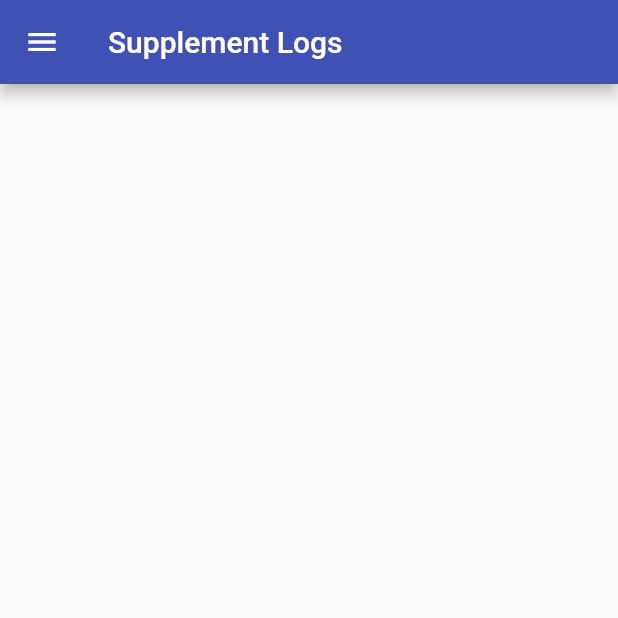
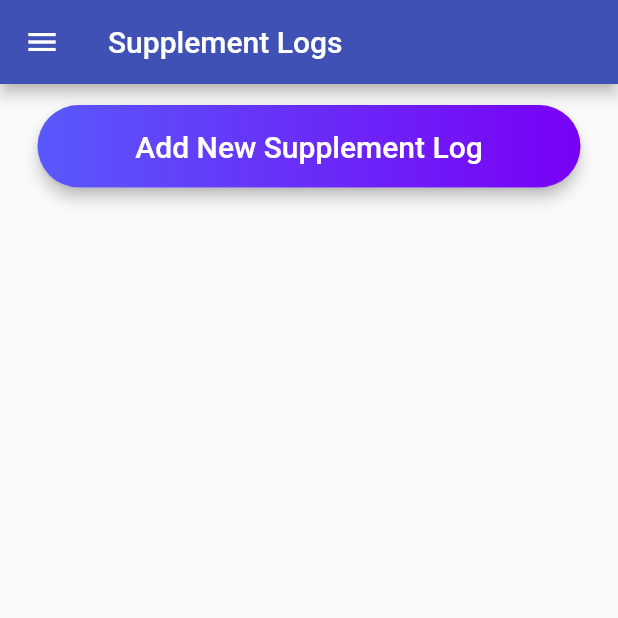
Before and after one commit to jeffshek/betterself-flutter, a Flutter app: the SupplementLogListScreen screen opened by its route, on a phone screen of 412 x 824 dp, the top half of it. Run offline on Flutter 3.47's test engine with Material 2 defaults, Android fonts, the phone set to English and light mode, and no system bars; drawn by our look-alikes of pull_to_refresh; our stand-ins replace flushbar, flutter_form_builder, flutter_icons, flutter_mobx, shared_preferences; accounts and stored records are empty; network calls fail.

Commit message:
Getting Closer to Basic MVP

```diff
--- a/lib/Supplement/SupplementAddScreen.dart
+++ b/lib/Supplement/SupplementAddScreen.dart
@@ -1,3 +1,5 @@
+import 'dart:developer';
+
 import 'package:betterself_flutter/api/resources.dart';
 import 'package:betterself_flutter/components/AppButton.dart';
 import 'package:betterself_flutter/components/Drawer.dart';
@@ -52,12 +54,16 @@ class _SupplementAddScreenState extends State<SupplementAddScreen> {
                         supplement.notes = currentStateValues['notes'];
 
                         try {
-                          supplement = await createSupplement(supplement, context);
-                          final message = "${supplement.name} has been created!";
-                          pushSupplementDetails(supplement, context);
+                          supplement =
+                              await createSupplement(supplement, context);
+                          final message =
+                              "${supplement.name} has been created!";
+
+                          pushSupplementRouteDetails(supplement, context);
                           getSuccessSnackbarNotification(context, message);
+
                         } catch (err) {
-
+                          log("Error Occurred When Making Supplement $supplement.name");
                         }
 
                         FocusManager.instance.primaryFocus.unfocus();
--- a/lib/Supplement/SupplementDetailScreen.dart
+++ b/lib/Supplement/SupplementDetailScreen.dart
@@ -69,7 +69,7 @@ class _SupplementDetailScreenState extends State<SupplementDetailScreen> {
                     NarrowButton(
                       textContent: "Add New Log",
                       onPressed: () {
-                        pushSupplementLogAddDetails(widget.supplement, context);
+                        pushSupplementLogRouteAddDetails(widget.supplement, context);
                       },
                     ),
                   ],
--- a/lib/Supplement/SupplementListScreen.dart
+++ b/lib/Supplement/SupplementListScreen.dart
@@ -77,7 +77,7 @@ class _SupplementListScreenState extends State<SupplementListScreen> {
   Widget build(BuildContext context) {
     return Scaffold(
       appBar: AppBar(
-        title: const Text('Supplements'),
+        title: const Text(TitleConstants.SUPPLEMENTS),
       ),
       drawer: getDrawer(context),
       body: SmartRefresher(
--- a/lib/SupplementLog/SupplementLogListScreen.dart
+++ b/lib/SupplementLog/SupplementLogListScreen.dart
@@ -3,6 +3,7 @@ import 'package:betterself_flutter/components/AppButton.dart';
 import 'package:betterself_flutter/components/Drawer.dart';
 import 'package:betterself_flutter/components/PaddingDefaults.dart';
 import 'package:betterself_flutter/components/TextComponents.dart';
+import 'package:betterself_flutter/constants/route_constants.dart';
 import 'package:betterself_flutter/constants/title_constants.dart';
 import 'package:betterself_flutter/models/SupplementLog.dart';
 import 'package:flutter/material.dart';
@@ -42,7 +43,9 @@ class _SupplementLogListScreenState extends State<SupplementLogListScreen> {
   Widget getNewSupplementLogButton() {
     return WideAppButton(
       textContent: TitleConstants.ADD_NEW_SUPPLEMENT_LOG,
-      onPressed: () {},
+      onPressed: () {
+        Navigator.pushNamed(context, RouteConstants.SUPPLEMENT_LOG_CHOOSE_ADD_SUPPLEMENT_ROUTE);
+      },
     );
   }
 
@@ -71,10 +74,8 @@ class _SupplementLogListScreenState extends State<SupplementLogListScreen> {
   }
 
   Widget _renderSupplementLog(SupplementLog supplementLog) {
-    var timeFormatted = supplementLog.time.toIso8601String();
     var localTimeFormatted = supplementLog.time.toLocal();
-
-    var localTimeDateFormat = DateFormat("hh:mm a").format(localTimeFormatted);
+    var localTimeDateFormat = DateFormat(DateTimeFormatConstants.DAILY_HOUR_LABEL).format(localTimeFormatted);
 
     var quantity = double.parse(supplementLog.quantity);
     var quantityLabel = quantity.toStringAsFixed(0);
@@ -99,7 +100,7 @@ class _SupplementLogListScreenState extends State<SupplementLogListScreen> {
   Widget _renderSupplementDateIndex(DateTime index) {
     // var localTimeDateFormat = DateFormat("yyyy-MM-dd hh:mm a").format(index);
     // var localTimeDateFormat = DateFormat("yyyy-MM-dd").format(index);
-    var localTimeDateFormat = DateFormat('EEE, MMM d, ' 'yyyy').format(index);
+    var localTimeDateFormat = DateFormat(DateTimeFormatConstants.WEEKDAY_MONTH_DAY_YEAR).format(index);
 
     // all of the supplements that occurred on this date
     var indexSupplementLogs = this._supplementLogsIndex[index];
@@ -111,7 +112,6 @@ class _SupplementLogListScreenState extends State<SupplementLogListScreen> {
         headerText(localTimeDateFormat),
         SizedBox(height: 5),
         for (SupplementLog supplementLog in indexSupplementLogs)
-        // for (SupplementLog supplementLog in indexSupplementLogs.sublist(0,5))
           _renderSupplementLog(supplementLog),
         SizedBox(height: 25),
       ],
@@ -122,7 +122,7 @@ class _SupplementLogListScreenState extends State<SupplementLogListScreen> {
   Widget build(BuildContext context) {
     return Scaffold(
       appBar: AppBar(
-        title: const Text('Supplement Logs'),
+        title: const Text(TitleConstants.SUPPLEMENT_LOGS),
       ),
       drawer: getDrawer(context),
       body: SmartRefresher(
@@ -137,6 +137,7 @@ class _SupplementLogListScreenState extends State<SupplementLogListScreen> {
                 child: Column(
                   crossAxisAlignment: CrossAxisAlignment.start,
                   children: <Widget>[
+                    getNewSupplementLogButton(),
                     SizedBox(height: 15),
                     for (DateTime index in _supplementLogsIndex.keys)
                       _renderSupplementDateIndex(index),
--- a/lib/components/Drawer.dart
+++ b/lib/components/Drawer.dart
@@ -1,4 +1,3 @@
-import 'package:betterself_flutter/SupplementLog/SupplementLogAddScreen.dart';
 import 'package:betterself_flutter/constants/route_constants.dart';
 import 'package:betterself_flutter/constants/title_constants.dart';
 import 'package:flutter/material.dart';
@@ -30,7 +29,7 @@ Widget getDrawer(context) {
         ),
         ListTile(
           leading: Icon(MaterialCommunityIcons.login),
-          title: Text('Login'),
+          title: Text(TitleConstants.LOGIN),
           onTap: () {
             Navigator.pushNamed(
               context,
@@ -40,7 +39,7 @@ Widget getDrawer(context) {
         ),
         ListTile(
           leading: Icon(MaterialCommunityIcons.pill),
-          title: Text('Supplements'),
+          title: Text(TitleConstants.SUPPLEMENTS),
           onTap: () {
             Navigator.pushNamed(
               context,
@@ -60,7 +59,7 @@ Widget getDrawer(context) {
         ),
         ListTile(
           leading: Icon(MaterialCommunityIcons.calendar_check),
-          title: Text('Supplement Logs'),
+          title: Text(TitleConstants.SUPPLEMENT_LOGS),
           onTap: () {
             Navigator.pushNamed(
               context,
--- a/lib/constants/title_constants.dart
+++ b/lib/constants/title_constants.dart
@@ -1,4 +1,18 @@
 class TitleConstants {
+ static const LOGIN = "Login";
+
+ static const SUPPLEMENTS = "Supplements";
+ static const SUPPLEMENT_LOGS = "Supplement Logs";
  static const ADD_NEW_SUPPLEMENT = "Add New Supplement";
  static const ADD_NEW_SUPPLEMENT_LOG = "Add New Supplement Log";
+ static const CHOOSE_SUPPLEMENT_IN_LOG = "Choose Supplement To Log";
 }
+
+class PageActionLabelConstants {
+ static const CHOOSE_SUPPLEMENT_TO_LOG = "Choose Supplement To Log";
+}
+
+class DateTimeFormatConstants {
+ static const DAILY_HOUR_LABEL = "hh:mm a";
+ static const WEEKDAY_MONTH_DAY_YEAR = "EEE, MMM d, yyyy'"; // Fri, Nov 27, 2020
+}
--- a/lib/navigator_utilities.dart
+++ b/lib/navigator_utilities.dart
@@ -5,7 +5,7 @@ import 'package:flutter/material.dart';
 import 'Supplement/SupplementDetailScreen.dart';
 import 'SupplementLog/SupplementLogAddScreen.dart';
 
-pushSupplementDetails(Supplement supplement, BuildContext context) {
+pushSupplementRouteDetails(Supplement supplement, BuildContext context) {
   Navigator.push(
     context,
     MaterialPageRoute(
@@ -14,7 +14,7 @@ pushSupplementDetails(Supplement supplement, BuildContext context) {
   );
 }
 
-pushSupplementLogAddDetails(Supplement supplement, BuildContext context) {
+pushSupplementLogRouteAddDetails(Supplement supplement, BuildContext context) {
   Navigator.push(
     context,
     MaterialPageRoute(
```
Also changed, not shown: lib/SupplementLog/Forms/SupplementLogChooseSupplementToAdd.dart (+109 -1 lines), lib/SupplementLog/SupplementLogAddScreen.dart (+23 -11 lines), lib/api/resources.dart (+29 -2 lines).
